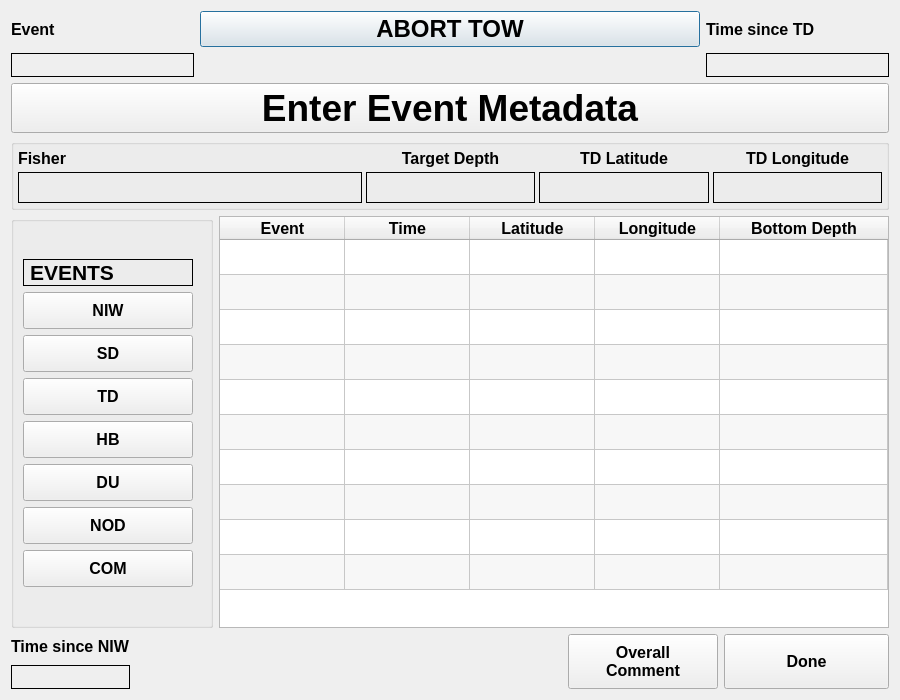
aliciabillings-noaa/CLAMS, file ui/CPSTrawlEvent.ui: the form before one commit.
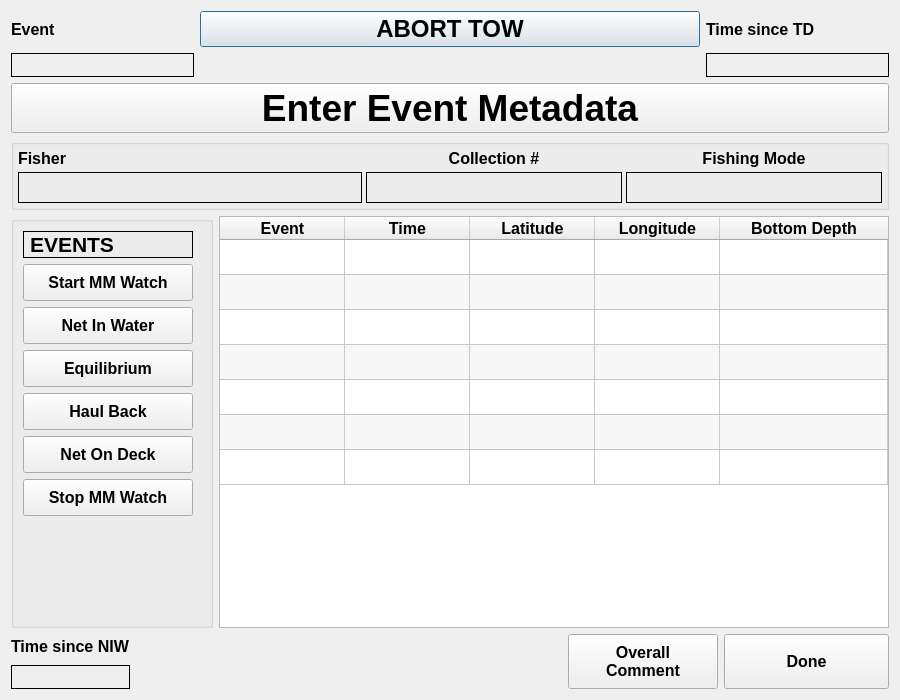
The form after the commit.

Commit message: init commit of cps events

What changed in the file:
```diff
--- a/ui/CPSTrawlEvent.ui
+++ b/ui/CPSTrawlEvent.ui
@@ -208,27 +208,29 @@
         </item>
         <item>
          <layout class="QGridLayout" name="gridLayout">
-          <item row="0" column="2">
-           <widget class="QLabel" name="meta3">
+          <item row="1" column="1">
+           <widget class="QLabel" name="l_tdLon">
             <property name="font">
              <font>
-              <pointsize>12</pointsize>
+              <pointsize>19</pointsize>
+              <weight>75</weight>
               <bold>true</bold>
              </font>
             </property>
+            <property name="frameShape">
+             <enum>QFrame::Box</enum>
+            </property>
             <property name="text">
-             <string>TD Longitude</string>
-            </property>
-            <property name="alignment">
-             <set>Qt::AlignCenter</set>
+             <string/>
             </property>
            </widget>
           </item>
           <item row="1" column="0">
-           <widget class="QLabel" name="l_td">
+           <widget class="QLabel" name="l_tdLat">
             <property name="font">
              <font>
               <pointsize>19</pointsize>
+              <weight>75</weight>
               <bold>true</bold>
              </font>
             </property>
@@ -241,15 +243,16 @@
            </widget>
           </item>
           <item row="0" column="1">
-           <widget class="QLabel" name="meta2">
+           <widget class="QLabel" name="meta3">
             <property name="font">
              <font>
               <pointsize>12</pointsize>
+              <weight>75</weight>
               <bold>true</bold>
              </font>
             </property>
             <property name="text">
-             <string>TD Latitude</string>
+             <string>Fishing Mode</string>
             </property>
             <property name="alignment">
              <set>Qt::AlignCenter</set>
@@ -257,53 +260,22 @@
            </widget>
           </item>
           <item row="0" column="0">
-           <widget class="QLabel" name="meta1">
+           <widget class="QLabel" name="meta2">
             <property name="font">
              <font>
               <pointsize>12</pointsize>
+              <weight>75</weight>
               <bold>true</bold>
              </font>
             </property>
             <property name="text">
-             <string>Target Depth</string>
+             <string>Collection #</string>
             </property>
             <property name="alignment">
              <set>Qt::AlignCenter</set>
             </property>
            </widget>
           </item>
-          <item row="1" column="1">
-           <widget class="QLabel" name="l_tdLat">
-            <property name="font">
-             <font>
-              <pointsize>19</pointsize>
-              <bold>true</bold>
-             </font>
-            </property>
-            <property name="frameShape">
-             <enum>QFrame::Box</enum>
-            </property>
-            <property name="text">
-             <string/>
-            </property>
-           </widget>
-          </item>
-          <item row="1" column="2">
-           <widget class="QLabel" name="l_tdLon">
-            <property name="font">
-             <font>
-              <pointsize>19</pointsize>
-              <bold>true</bold>
-             </font>
-            </property>
-            <property name="frameShape">
-             <enum>QFrame::Box</enum>
-            </property>
-            <property name="text">
-             <string/>
-            </property>
-           </widget>
-          </item>
          </layout>
         </item>
        </layout>
@@ -347,6 +319,7 @@
             <property name="font">
              <font>
               <pointsize>16</pointsize>
+              <weight>75</weight>
               <bold>true</bold>
              </font>
             </property>
@@ -361,6 +334,32 @@
             </property>
            </widget>
           </item>
+          <item>
+           <widget class="QPushButton" name="pb_startmmw">
+            <property name="minimumSize">
+             <size>
+              <width>170</width>
+              <height>37</height>
+             </size>
+            </property>
+            <property name="maximumSize">
+             <size>
+              <width>170</width>
+              <height>36</height>
+             </size>
+            </property>
+            <property name="font">
+             <font>
+              <pointsize>12</pointsize>
+              <weight>75</weight>
+              <bold>true</bold>
+             </font>
+            </property>
+            <property name="text">
+             <string>Start MM Watch</string>
+            </property>
+           </widget>
+          </item>
           <item>
            <widget class="QPushButton" name="pb_niw">
             <property name="minimumSize">
@@ -378,11 +377,12 @@
             <property name="font">
              <font>
               <pointsize>12</pointsize>
+              <weight>75</weight>
               <bold>true</bold>
              </font>
             </property>
             <property name="text">
-             <string>NIW</string>
+             <string>Net In Water</string>
             </property>
            </widget>
           </item>
@@ -403,36 +403,12 @@
             <property name="font">
              <font>
               <pointsize>12</pointsize>
+              <weight>75</weight>
               <bold>true</bold>
              </font>
             </property>
             <property name="text">
-             <string>SD</string>
-            </property>
-           </widget>
-          </item>
-          <item>
-           <widget class="QPushButton" name="pb_td">
-            <property name="minimumSize">
-             <size>
-              <width>170</width>
-              <height>37</height>
-             </size>
-            </property>
-            <property name="maximumSize">
-             <size>
-              <width>170</width>
-              <height>36</height>
-             </size>
-            </property>
-            <property name="font">
-             <font>
-              <pointsize>12</pointsize>
-              <bold>true</bold>
-             </font>
-            </property>
-            <property name="text">
-             <string>TD</string>
+             <string>Equilibrium</string>
             </property>
            </widget>
           </item>
@@ -453,30 +429,12 @@
             <property name="font">
              <font>
               <pointsize>12</pointsize>
+              <weight>75</weight>
               <bold>true</bold>
              </font>
             </property>
             <property name="text">
-             <string>HB</string>
-            </property>
-           </widget>
-          </item>
-          <item>
-           <widget class="QPushButton" name="pb_du">
-            <property name="minimumSize">
-             <size>
-              <width>170</width>
-              <height>37</height>
-             </size>
-            </property>
-            <property name="font">
-             <font>
-              <pointsize>12</pointsize>
-              <bold>true</bold>
-             </font>
-            </property>
-            <property name="text">
-             <string>DU</string>
+             <string>Haul Back</string>
             </property>
            </widget>
           </item>
@@ -497,11 +455,12 @@
             <property name="font">
              <font>
               <pointsize>12</pointsize>
+              <weight>75</weight>
               <bold>true</bold>
              </font>
             </property>
             <property name="text">
-             <string>NOD</string>
+             <string>Net On Deck</string>
             </property>
            </widget>
           </item>
@@ -522,14 +481,28 @@
             <property name="font">
              <font>
               <pointsize>12</pointsize>
+              <weight>75</weight>
               <bold>true</bold>
              </font>
             </property>
             <property name="text">
-             <string>COM</string>
+             <string>Stop MM Watch</string>
             </property>
            </widget>
           </item>
+          <item>
+           <spacer name="verticalSpacer">
+            <property name="orientation">
+             <enum>Qt::Vertical</enum>
+            </property>
+            <property name="sizeHint" stdset="0">
+             <size>
+              <width>20</width>
+              <height>40</height>
+             </size>
+            </property>
+           </spacer>
+          </item>
          </layout>
         </item>
        </layout>
@@ -552,6 +525,7 @@
        <property name="font">
         <font>
          <pointsize>12</pointsize>
+         <weight>75</weight>
          <bold>true</bold>
         </font>
        </property>
@@ -632,21 +606,6 @@
          <string>New Row</string>
         </property>
        </row>
-       <row>
-        <property name="text">
-         <string>New Row</string>
-        </property>
-       </row>
-       <row>
-        <property name="text">
-         <string>New Row</string>
-        </property>
-       </row>
-       <row>
-        <property name="text">
-         <string>New Row</string>
-        </property>
-       </row>
        <column>
         <property name="text">
          <string>Event</string>
```
Left out of the diff: 20 changed lines with no effect on the pictures. The commit also changes 12 other files.
